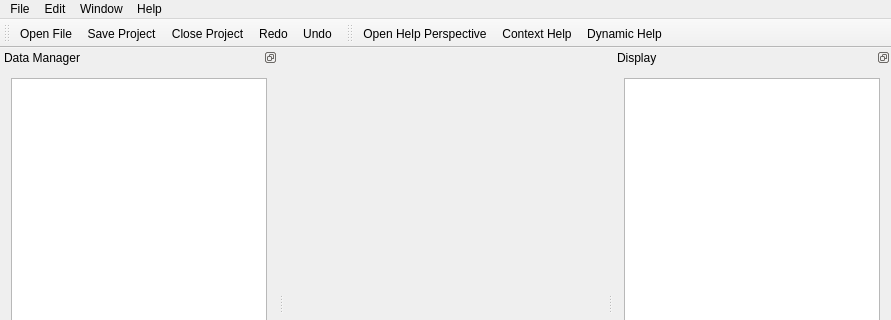
Above: GUI_Prototyp/hauptfenster.ui from DanielZ86/PrototypLabSw before the change; both pictures show x 0 to 891 and y 0 to 320 of the 891 by 558 pixel window. Below: the same form after it.
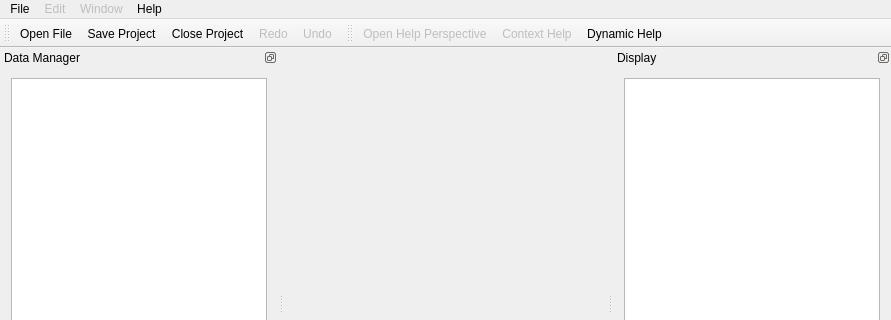
That is the form after the change. Icons and pictures are not drawn.

Commit message: Usability verbessert.

```diff
--- a/GUI_Prototyp/hauptfenster.ui
+++ b/GUI_Prototyp/hauptfenster.ui
@@ -48,6 +48,9 @@
     <addaction name="actionExit"/>
    </widget>
    <widget class="QMenu" name="menuEdit">
+    <property name="enabled">
+     <bool>false</bool>
+    </property>
     <property name="title">
      <string>Edit</string>
     </property>
@@ -55,6 +58,9 @@
     <addaction name="actionRedo"/>
    </widget>
    <widget class="QMenu" name="menuWindow">
+    <property name="enabled">
+     <bool>false</bool>
+    </property>
     <property name="title">
      <string>Window</string>
     </property>
@@ -109,6 +115,9 @@
    <addaction name="menuHelp"/>
   </widget>
   <widget class="QToolBar" name="toolBarFileAndEdit">
+   <property name="enabled">
+    <bool>true</bool>
+   </property>
    <property name="toolButtonStyle">
     <enum>Qt::ToolButtonTextBesideIcon</enum>
    </property>
@@ -314,6 +323,9 @@
    </property>
   </action>
   <action name="actionUndo">
+   <property name="enabled">
+    <bool>false</bool>
+   </property>
    <property name="icon">
     <iconset resource="icons.qrc">
      <normaloff>:/icons/icons/edit-undo.png</normaloff>:/icons/icons/edit-undo.png</iconset>
@@ -326,6 +338,9 @@
    </property>
   </action>
   <action name="actionRedo">
+   <property name="enabled">
+    <bool>false</bool>
+   </property>
    <property name="icon">
     <iconset resource="icons.qrc">
      <normaloff>:/icons/icons/edit-redo.png</normaloff>:/icons/icons/edit-redo.png</iconset>
@@ -371,11 +386,17 @@
    </property>
   </action>
   <action name="actionOpen_Help_Perspective">
+   <property name="enabled">
+    <bool>false</bool>
+   </property>
    <property name="text">
     <string>Open Help Perspective</string>
    </property>
   </action>
   <action name="actionContext_Help">
+   <property name="enabled">
+    <bool>false</bool>
+   </property>
    <property name="text">
     <string>Context Help</string>
    </property>
```
Left out of the diff: 24 changed lines with no effect on the pictures. The commit also changes 1 other file.
